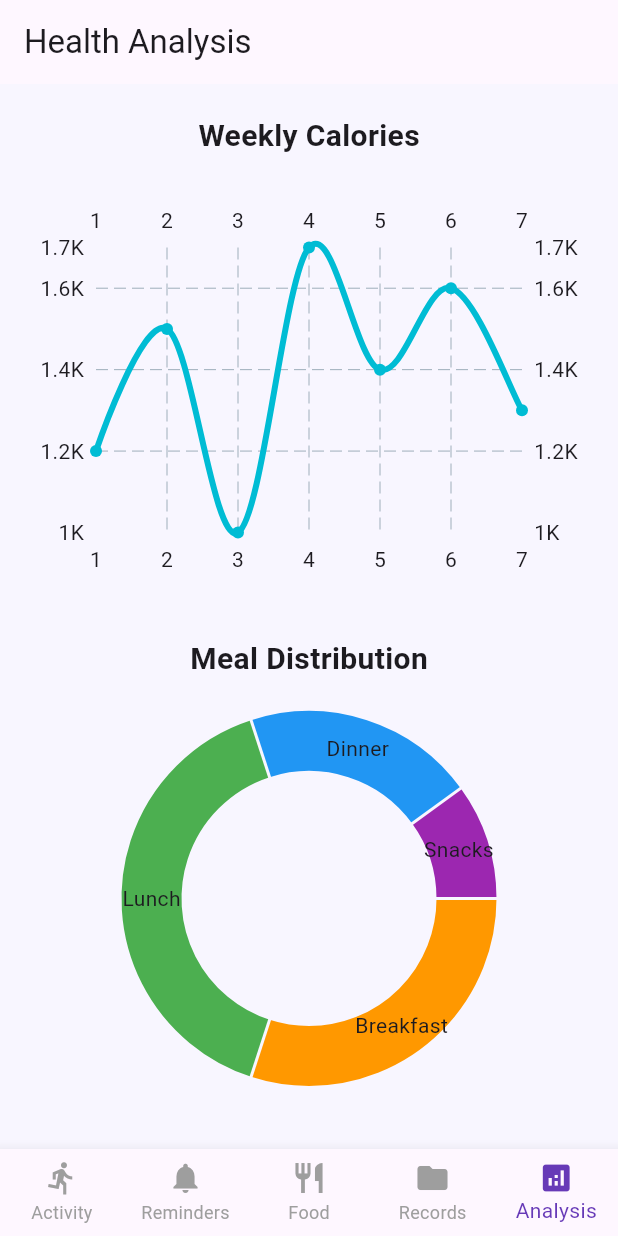
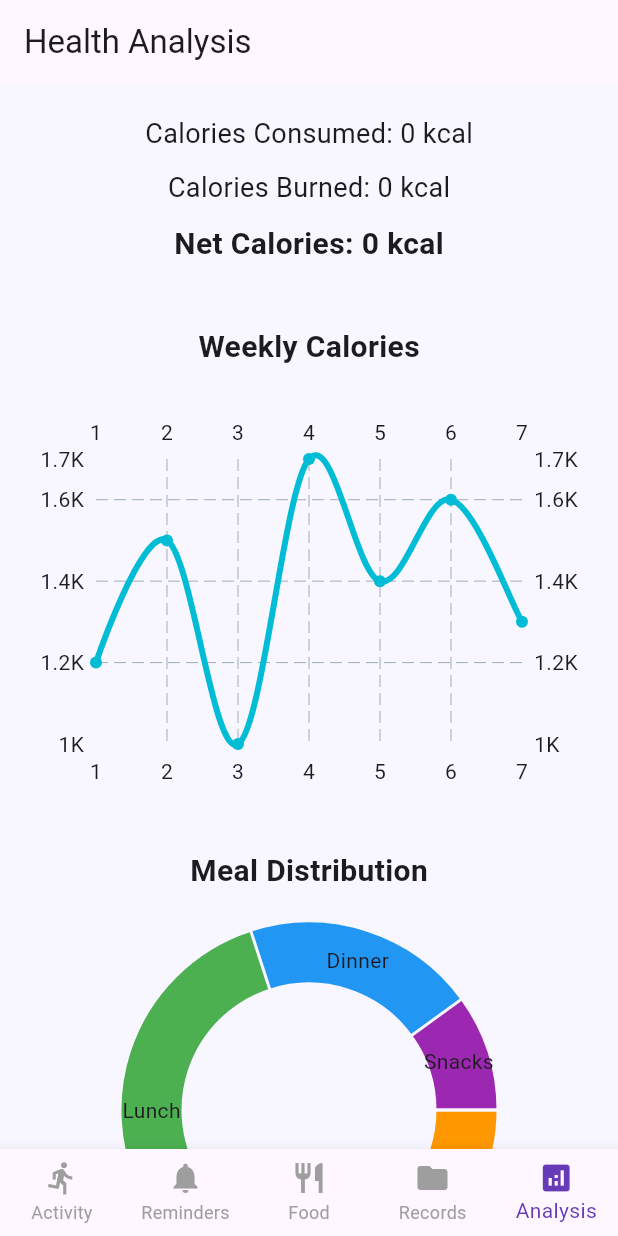
Before and after one commit to Aiswarya-A-Vinod/health_tracker_app, a Flutter app: the screen it shows after launch, item 5 of the bottom bar chosen, on a phone screen of 412 x 824 dp. Run offline on Flutter 3.47's test engine with Material 3 defaults, Android fonts, the phone set to English and light mode, and no system bars; drawn by our look-alikes of fl_chart; our stand-ins replace flutter_local_notifications, image_picker, shared_preferences, timezone.

Commit message:
Added analysis screen calorie integration

```diff
--- a/lib/analysis_screen_page.dart
+++ b/lib/analysis_screen_page.dart
@@ -1,8 +1,35 @@
 import 'package:flutter/material.dart';
 import 'package:fl_chart/fl_chart.dart';
+import 'package:shared_preferences/shared_preferences.dart';
 
-class AnalysisScreen extends StatelessWidget {
+class AnalysisScreen extends StatefulWidget {
   const AnalysisScreen({super.key});
+
+  @override
+  State<AnalysisScreen> createState() => _AnalysisScreenState();
+}
+
+class _AnalysisScreenState extends State<AnalysisScreen> {
+
+  int eaten = 0;
+  double burned = 0;
+
+  Future loadCalories() async {
+    final prefs = await SharedPreferences.getInstance();
+
+    String today = DateTime.now().toString().split(" ")[0];
+
+    setState(() {
+      eaten = prefs.getInt("eaten_$today") ?? 0;
+      burned = prefs.getDouble("burned_$today") ?? 0;
+    });
+  }
+
+  @override
+  void initState() {
+    super.initState();
+    loadCalories();
+  }
 
   @override
   Widget build(BuildContext context) {
@@ -15,6 +42,30 @@ class AnalysisScreen extends StatelessWidget {
           padding: const EdgeInsets.all(20),
           child: Column(
             children: [
+
+              Text(
+                "Calories Consumed: $eaten kcal",
+                style: const TextStyle(fontSize: 18),
+              ),
+
+              const SizedBox(height: 10),
+
+              Text(
+                "Calories Burned: ${burned.toStringAsFixed(0)} kcal",
+                style: const TextStyle(fontSize: 18),
+              ),
+
+              const SizedBox(height: 10),
+
+              Text(
+                "Net Calories: ${(eaten - burned).toStringAsFixed(0)} kcal",
+                style: const TextStyle(
+                  fontSize: 20,
+                  fontWeight: FontWeight.bold,
+                ),
+              ),
+
+              const SizedBox(height: 40),
 
               const Text(
                 "Weekly Calories",
--- a/lib/screens/activity_screen.dart
+++ b/lib/screens/activity_screen.dart
@@ -2,6 +2,7 @@ import 'package:flutter/material.dart';
 import '../data/met_data.dart';
 import '../utils/met_calculator.dart';
 import '../models/activity.dart';
+import 'package:shared_preferences/shared_preferences.dart';
 
 class ActivityScreen extends StatefulWidget {
   final double userWeight;
@@ -18,6 +19,13 @@ class _ActivityScreenState extends State<ActivityScreen> {
   double? caloriesBurned;
 
   List<Activity> activities = [];
+  Future saveBurnedCalories(double burned) async {
+    final prefs = await SharedPreferences.getInstance();
+
+    String today = DateTime.now().toString().split(" ")[0];
+
+    await prefs.setDouble("burned_$today", burned);
+  }
 
   void calculate() {
     final duration = int.tryParse(durationController.text);
@@ -43,6 +51,8 @@ class _ActivityScreenState extends State<ActivityScreen> {
         ),
       );
     });
+
+    saveBurnedCalories(result);
   }
 
   @override
```
Also changed, not shown: lib/main.dart (+10 -1 lines), pubspec.lock.
